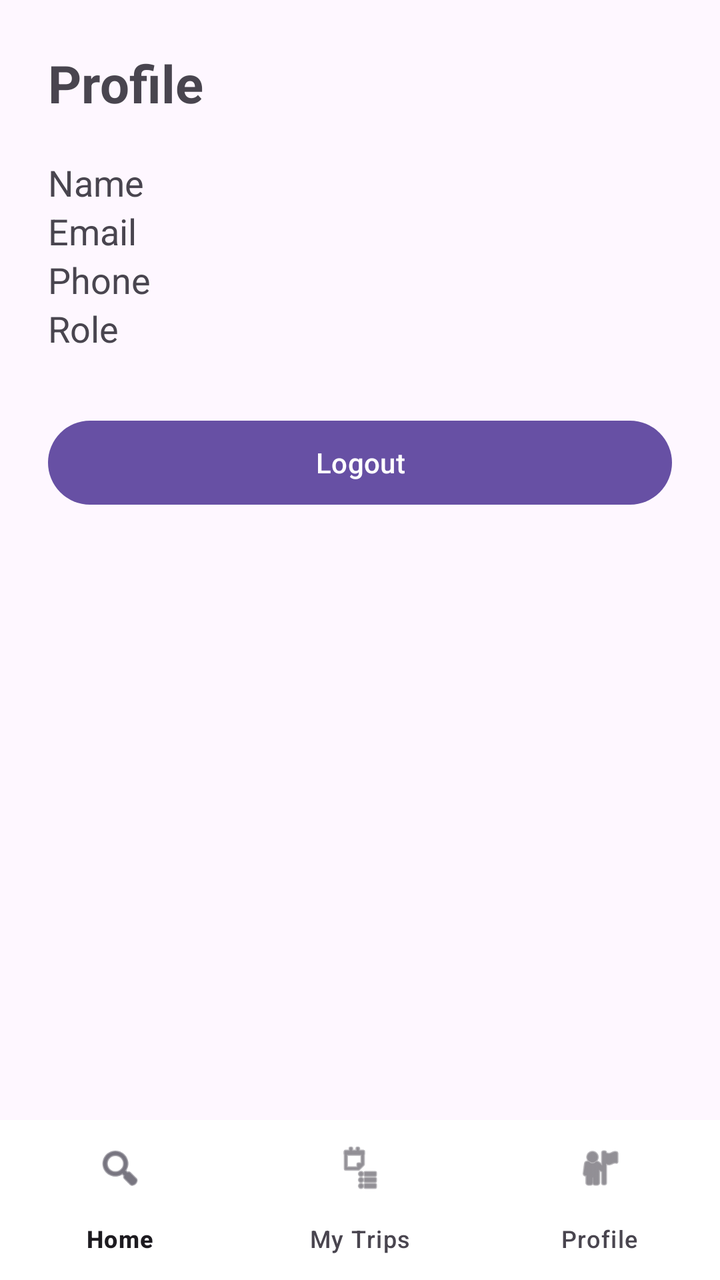
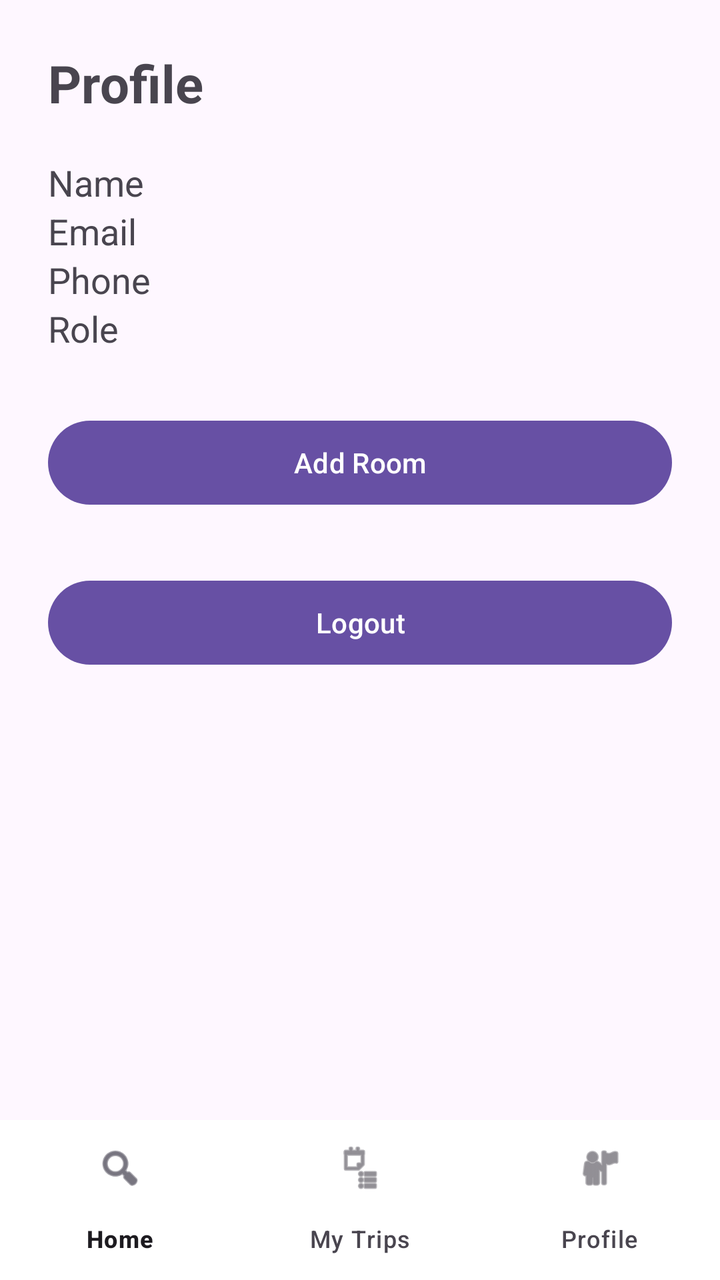

Two renders of the same Android screen: before a commit and after it. Below are the layout's source before the change and the commit's diff.
<!-- AndroidManifest.xml: application theme Theme.HotelManagement -->
<!-- res/layout/activity_profile_with_nav.xml -->
<?xml version="1.0" encoding="utf-8"?>
<androidx.constraintlayout.widget.ConstraintLayout xmlns:android="http://schemas.android.com/apk/res/android"
    xmlns:app="http://schemas.android.com/apk/res-auto"
    android:id="@+id/main"
    android:layout_width="match_parent"
    android:layout_height="match_parent">

    <LinearLayout
        android:layout_width="match_parent"
        android:layout_height="0dp"
        android:orientation="vertical"
        android:padding="24dp"
        app:layout_constraintBottom_toTopOf="@+id/bottom_navigation"
        app:layout_constraintTop_toTopOf="parent">

        
        <TextView
            android:layout_width="wrap_content"
            android:layout_height="wrap_content"
            android:text="Profile"
            android:textSize="26sp"
            android:textStyle="bold" />

        
        <TextView
            android:id="@+id/txtName"
            android:layout_width="wrap_content"
            android:layout_height="wrap_content"
            android:layout_marginTop="20dp"
            android:text="Name"
            android:textSize="18sp" />

        
        <TextView
            android:id="@+id/txtEmail"
            android:layout_width="wrap_content"
            android:layout_height="wrap_content"
            android:text="Email"
            android:textSize="18sp" />

        
        <TextView
            android:id="@+id/txtPhone"
            android:layout_width="wrap_content"
            android:layout_height="wrap_content"
            android:text="Phone"
            android:textSize="18sp" />

        
        <TextView
            android:id="@+id/txtRole"
            android:layout_width="wrap_content"
            android:layout_height="wrap_content"
            android:text="Role"
            android:textSize="18sp" />

        
        <Button
            android:id="@+id/btnLogout"
            android:layout_width="match_parent"
            android:layout_height="50dp"
            android:layout_marginTop="30dp"
            android:text="Logout" />

    </LinearLayout>

    <com.google.android.material.bottomnavigation.BottomNavigationView
        android:id="@+id/bottom_navigation"
        android:layout_width="match_parent"
        android:layout_height="wrap_content"
        android:background="#FFFFFF"
        app:layout_constraintBottom_toBottomOf="parent"
        app:menu="@menu/bottom_nav_menu" />

</androidx.constraintlayout.widget.ConstraintLayout>
<!-- resources referenced by this layout -->
<resources>
  <style name="Theme.HotelManagement" parent="Base.Theme.HotelManagement" />
  <style name="Base.Theme.HotelManagement" parent="Theme.Material3.DayNight.NoActionBar">
          
          
      </style>
</resources>

<!-- the commit's change to res/layout/activity_profile_with_nav.xml (unified diff, before → after) -->
@@ -56,6 +56,14 @@
 
         
         <Button
+            android:id="@+id/btnAddRoom"
+            android:layout_width="match_parent"
+            android:layout_height="50dp"
+            android:text="Add Room"
+            android:layout_marginTop="30dp"/>
+
+        
+        <Button
             android:id="@+id/btnLogout"
             android:layout_width="match_parent"
             android:layout_height="50dp"
